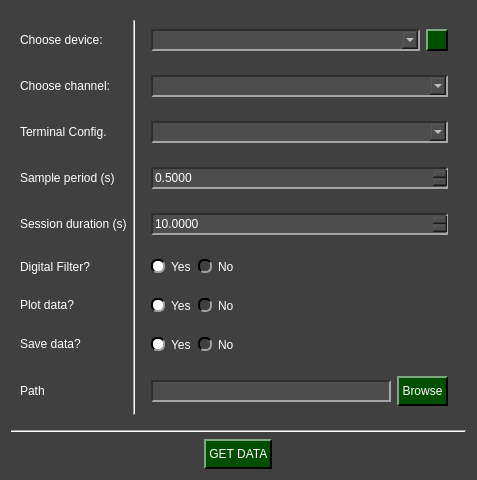
This is pydaq/uis/PyDAQ_get_data_NIDAQ_widget.ui in viniciusfs14/pydaq-1 as Qt 5 draws it before an edit. The edited form follows.
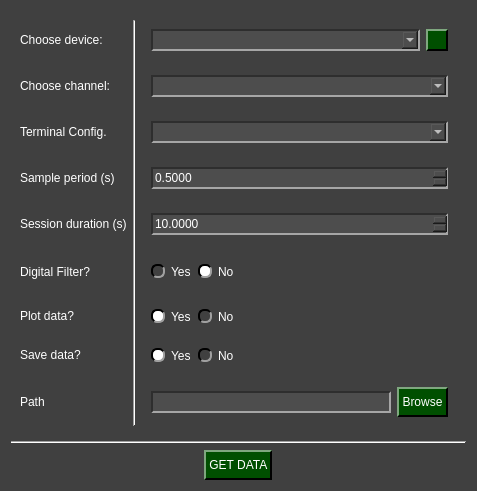
This is the edited form. Icons and pictures are not drawn.

Commit message: Digital Filters window in getdata

The edit to the form file:
```diff
--- a/pydaq/uis/PyDAQ_get_data_NIDAQ_widget.ui
+++ b/pydaq/uis/PyDAQ_get_data_NIDAQ_widget.ui
@@ -7,7 +7,7 @@
     <x>0</x>
     <y>0</y>
     <width>477</width>
-    <height>447</height>
+    <height>491</height>
    </rect>
   </property>
   <property name="windowTitle">
@@ -628,7 +628,7 @@
             <string>Yes</string>
            </property>
            <property name="checked">
-            <bool>true</bool>
+            <bool>false</bool>
            </property>
            <attribute name="buttonGroup">
             <string notr="true">filter_radio_group</string>
@@ -640,6 +640,9 @@
            <property name="text">
             <string>No</string>
            </property>
+           <property name="checked">
+            <bool>true</bool>
+           </property>
            <attribute name="buttonGroup">
             <string notr="true">filter_radio_group</string>
            </attribute>
```
Left out of the diff: 2 changed lines with no effect on the pictures. The commit also changes 4 other files.
